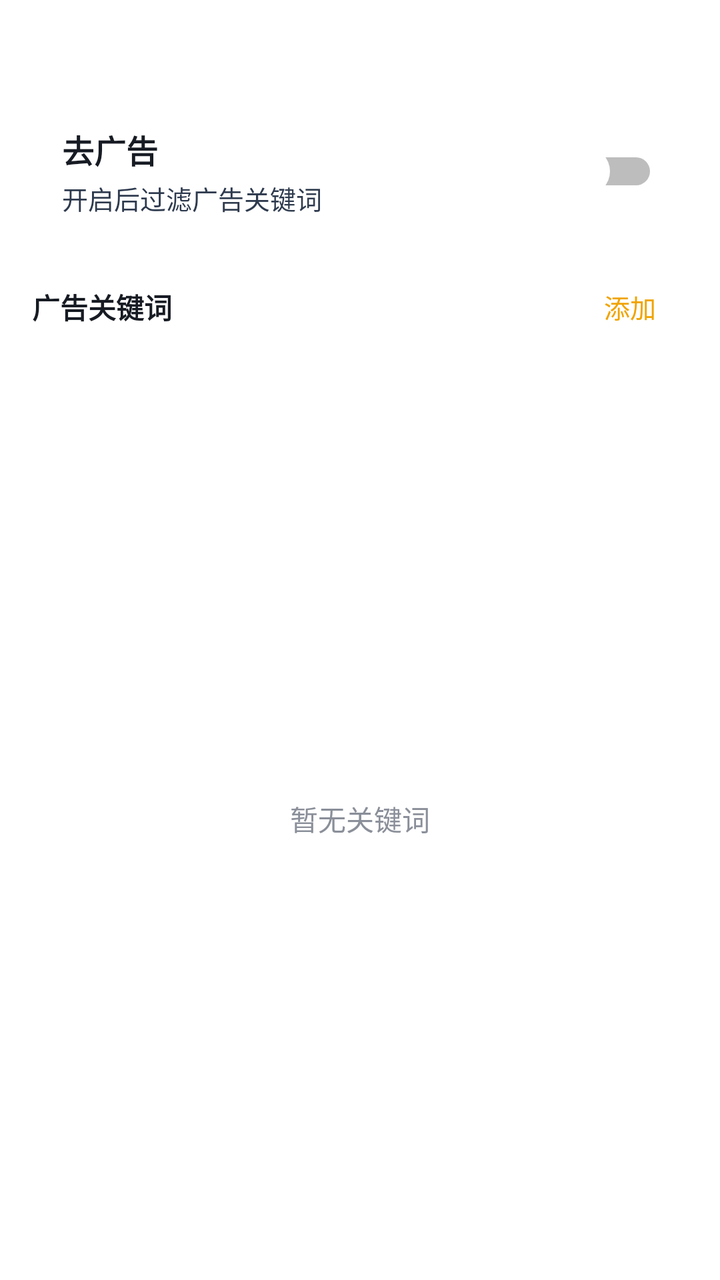
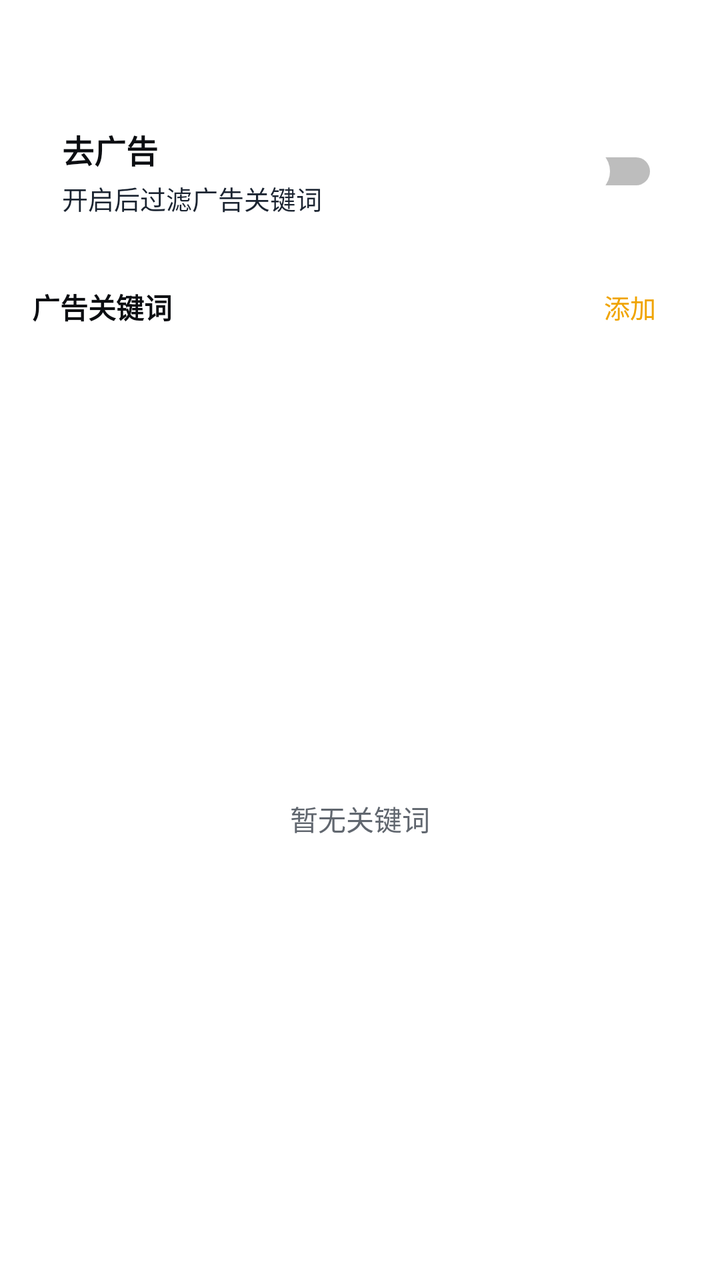

An Android layout rendered at two revisions. The XML below is the earlier revision; the diff shows what the commit changed to produce the second picture.
<!-- AndroidManifest.xml: another module's application theme Theme.App -->
<!-- res/layout/activity_adblock.xml -->
<?xml version="1.0" encoding="utf-8"?>
<LinearLayout xmlns:android="http://schemas.android.com/apk/res/android"
    android:layout_width="match_parent"
    android:layout_height="match_parent"
    android:fitsSystemWindows="true"
    android:orientation="vertical">

    <LinearLayout
        android:layout_width="match_parent"
        android:layout_height="match_parent"
        android:orientation="vertical"
        android:paddingLeft="16dp"
        android:paddingRight="16dp"
        android:paddingTop="48dp">

        <LinearLayout
            android:layout_width="match_parent"
            android:layout_height="wrap_content"
            android:layout_marginBottom="12dp"
            android:background="@drawable/xc_setcard_v2"
            android:gravity="center_vertical"
            android:minHeight="64dp"
            android:orientation="horizontal"
            android:padding="15dp">
            <LinearLayout
                android:layout_width="0dp"
                android:layout_height="wrap_content"
                android:layout_weight="1"
                android:orientation="vertical">
                <TextView
                    android:layout_width="wrap_content"
                    android:layout_height="wrap_content"
                    android:text="去广告"
                    android:textColor="#171B23"
                    android:textSize="16sp"
                    android:textStyle="bold" />
                <TextView
                    android:layout_width="wrap_content"
                    android:layout_height="wrap_content"
                    android:layout_marginTop="3dp"
                    android:text="开启后过滤广告关键词"
                    android:textColor="#2E3A4E"
                    android:textSize="13sp" />
            </LinearLayout>
            <Switch
                android:id="@+id/sw_adblock"
                android:layout_width="wrap_content"
                android:layout_height="wrap_content"
                android:thumb="@drawable/xc_switch_thumb" />
        </LinearLayout>

        <LinearLayout
            android:layout_width="match_parent"
            android:layout_height="wrap_content"
            android:orientation="horizontal"
            android:gravity="center_vertical"
            android:layout_marginBottom="8dp">
            <TextView
                android:layout_width="0dp"
                android:layout_height="wrap_content"
                android:layout_weight="1"
                android:text="广告关键词"
                android:textColor="#171B23"
                android:textSize="14sp"
                android:textStyle="bold" />
            <TextView
                android:id="@+id/btn_add_keyword"
                android:layout_width="wrap_content"
                android:layout_height="wrap_content"
                android:background="@drawable/xc_setcard_v2"
                android:paddingLeft="16dp"
                android:paddingRight="16dp"
                android:paddingTop="8dp"
                android:paddingBottom="8dp"
                android:text="添加"
                android:textColor="#F0A400"
                android:textSize="13sp" />
        </LinearLayout>

        <TextView
            android:id="@+id/tv_empty"
            android:layout_width="match_parent"
            android:layout_height="0dp"
            android:layout_weight="1"
            android:gravity="center"
            android:text="暂无关键词"
            android:textColor="#8A8F99"
            android:textSize="14sp" />

        <androidx.recyclerview.widget.RecyclerView
            android:id="@+id/rv_keywords"
            android:layout_width="match_parent"
            android:layout_height="0dp"
            android:layout_weight="1"
            android:clipToPadding="false"
            android:paddingBottom="16dp"
            android:visibility="gone" />
    </LinearLayout>
</LinearLayout>
<!-- resources referenced by this layout -->
<resources>
  <!-- drawable xc_setcard_v2 (drawable) -->
  <?xml version="1.0" encoding="utf-8"?>
  <shape xmlns:android="http://schemas.android.com/apk/res/android" android:shape="rectangle">
      <corners android:radius="10dp" />
      <solid android:color="#57FFFFFF" />
      <stroke android:width="1dp" android:color="#61FFFFFF" />
  </shape>
  <!-- drawable xc_switch_thumb (drawable) -->
  <?xml version="1.0" encoding="utf-8"?>
  <selector xmlns:android="http://schemas.android.com/apk/res/android">
      <item android:state_checked="true">
          <shape android:shape="oval">
              <solid android:color="#f0a400" />
              <size android:width="24dp" android:height="24dp" />
          </shape>
      </item>
      <item>
          <shape android:shape="oval">
              <solid android:color="#FFFFFF" />
              <size android:width="24dp" android:height="24dp" />
          </shape>
      </item>
  </selector>
  <style name="Theme.App" parent="Theme.XingChen">
          <item name="android:windowDisablePreview">true</item>
          <item name="android:windowSplashScreenBackground">#000000</item>
          <item name="android:windowBackground">#000000</item>
      </style>
  <style name="Theme.XingChen" parent="Theme.Material3.DayNight.NoActionBar">
          <item name="android:windowBackground">@android:color/transparent</item>
                <item name="android:colorBackground">@android:color/transparent</item>
          <item name="colorPrimary">#f0a400</item>
          <item name="colorPrimaryVariant">#c07f00</item>
          <item name="colorOnPrimary">@android:color/white</item>
      </style>
</resources>

<!-- the commit's change to res/layout/activity_adblock.xml (unified diff, before → after) -->
@@ -31,7 +31,7 @@
                     android:layout_width="wrap_content"
                     android:layout_height="wrap_content"
                     android:text="去广告"
-                    android:textColor="#171B23"
+                    android:textColor="#0C0E12"
                     android:textSize="16sp"
                     android:textStyle="bold" />
                 <TextView
@@ -39,7 +39,7 @@
                     android:layout_height="wrap_content"
                     android:layout_marginTop="3dp"
                     android:text="开启后过滤广告关键词"
-                    android:textColor="#2E3A4E"
+                    android:textColor="#1B2431"
                     android:textSize="13sp" />
             </LinearLayout>
             <Switch
@@ -60,7 +60,7 @@
                 android:layout_height="wrap_content"
                 android:layout_weight="1"
                 android:text="广告关键词"
-                android:textColor="#171B23"
+                android:textColor="#0C0E12"
                 android:textSize="14sp"
                 android:textStyle="bold" />
             <TextView
@@ -84,7 +84,7 @@
             android:layout_weight="1"
             android:gravity="center"
             android:text="暂无关键词"
-            android:textColor="#8A8F99"
+            android:textColor="#61676F"
             android:textSize="14sp" />
 
         <androidx.recyclerview.widget.RecyclerView
